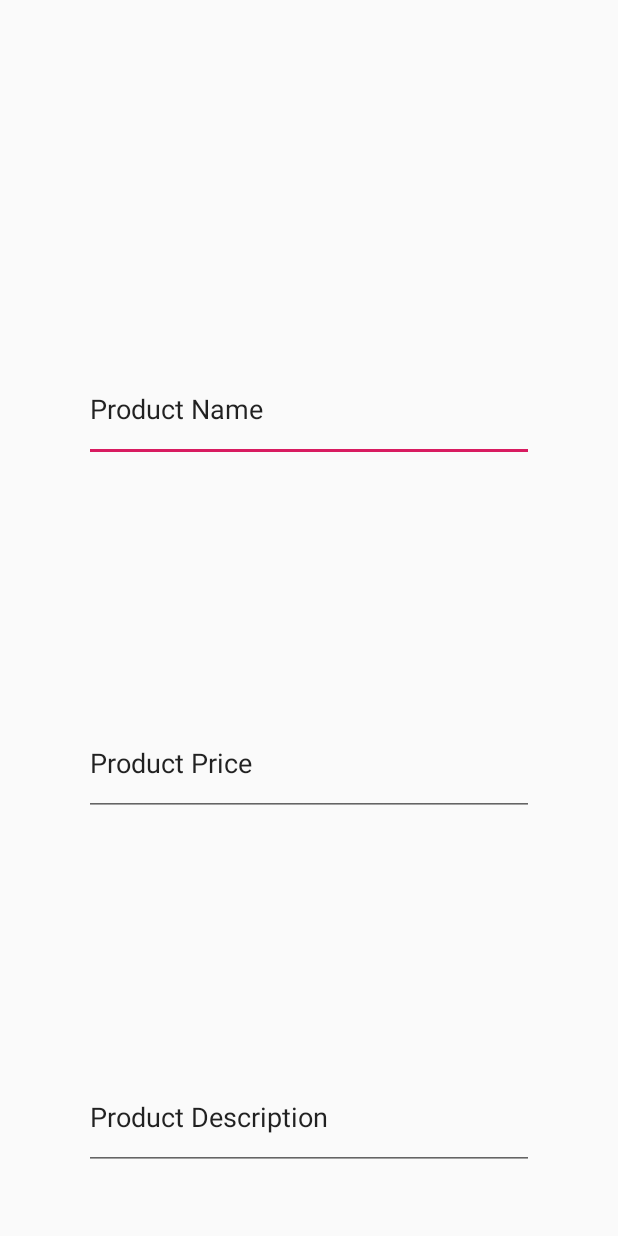
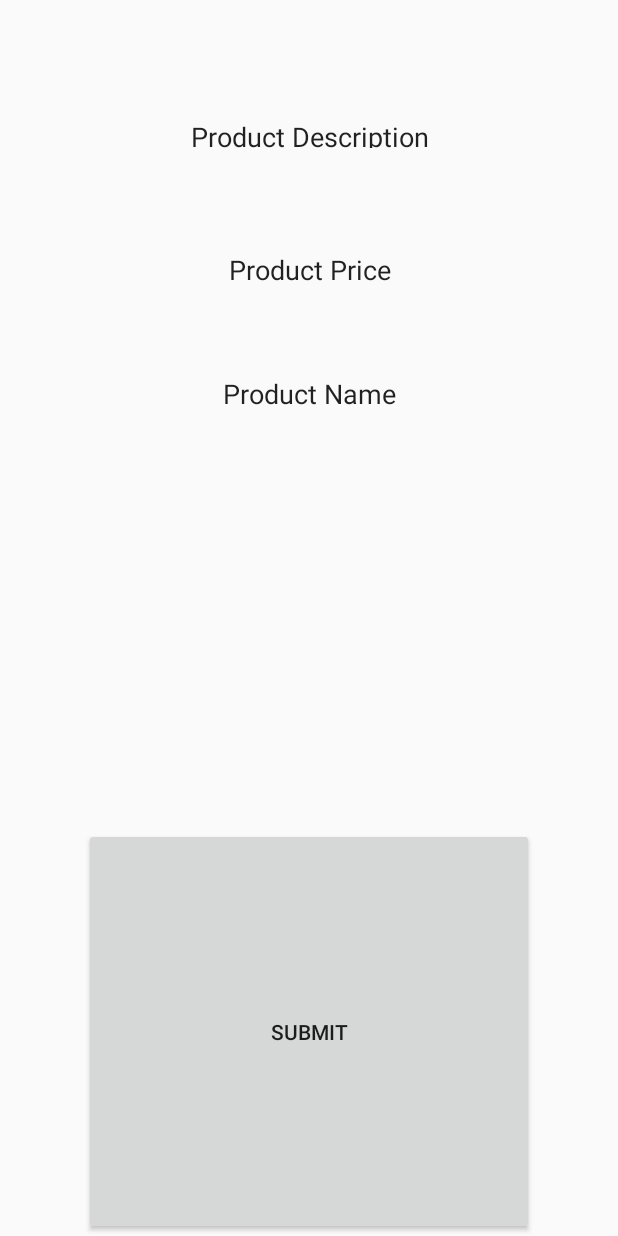
Before and after one commit to abhisarmittal/MCST-Hackathon-2019-Marketplace-Client, an Android app: the layout selling_tab.xml on its own in the app's theme, with its tools: preview values and no code run, on a phone screen of 412 x 824 dp. Run offline under Robolectric (Android 15) with nearby library versions, the phone set to English and light mode, and no system bars.

Commit message:
ADded dividers

```diff
--- a/app/src/main/res/layout/selling_tab.xml
+++ b/app/src/main/res/layout/selling_tab.xml
@@ -4,54 +4,99 @@
     android:layout_width="match_parent"
     android:layout_height="match_parent"
     android:orientation="vertical"
-    android:translationY="150dp">
+    android:translationY="0dp">
+
+    <ScrollView
+        android:layout_width="match_parent"
+        android:layout_height="30dp"
+        android:layout_weight="0.1">
+
+        <LinearLayout
+            android:layout_width="match_parent"
+            android:layout_height="match_parent"
+            android:orientation="vertical">
+
+            <View
+                android:id="@+id/divider3"
+                android:layout_width="match_parent"
+                android:layout_height="73dp"
+                android:layout_weight="0.1"
+                android:background="?android:attr/listDivider"
+                tools:visibility="invisible" />
 
             <com.google.android.material.textfield.TextInputLayout
                 android:layout_width="300dp"
                 android:layout_height="25dp"
                 android:layout_gravity="center"
-        android:layout_weight="0.1">
+                android:layout_weight="0.1"
+                android:gravity="center">
 
                 <com.google.android.material.textfield.TextInputEditText
+                    android:id="@+id/product_description"
                     android:layout_width="match_parent"
                     android:layout_height="70dp"
                     android:layout_gravity="center"
                     android:layout_weight="1"
+                    android:gravity="center"
+                    android:inputType="textMultiLine"
+                    android:text="Product Description" />
+            </com.google.android.material.textfield.TextInputLayout>
+
+            <View
+                android:id="@+id/divider2"
+                android:layout_width="match_parent"
+                android:layout_height="63dp"
+                android:layout_weight="0.1"
+                android:background="?android:attr/listDivider"
+                android:visibility="invisible" />
+
+            <com.google.android.material.textfield.TextInputLayout
+                android:layout_width="300dp"
+                android:layout_height="25dp"
+                android:layout_gravity="center"
+                android:layout_weight="0.1"
+                android:gravity="center">
+
+                <com.google.android.material.textfield.TextInputEditText
+                    android:id="@+id/product_price"
+                    android:layout_width="match_parent"
+                    android:layout_height="70dp"
+                    android:layout_gravity="center"
+                    android:layout_weight="1"
+                    android:gravity="center"
+                    android:inputType="numberDecimal"
+                    android:text="Product Price" />
+            </com.google.android.material.textfield.TextInputLayout>
+
+            <View
+                android:id="@+id/divider"
+                android:layout_width="match_parent"
+                android:layout_height="57dp"
+                android:layout_weight="1"
+                android:background="?android:attr/listDivider"
+                android:visibility="invisible" />
+
+            <com.google.android.material.textfield.TextInputLayout
+                android:layout_width="300dp"
+                android:layout_height="25dp"
+                android:layout_gravity="center"
+                android:layout_weight="0.1"
+                android:gravity="center">
+
+                <com.google.android.material.textfield.TextInputEditText
+                    android:id="@+id/product_name"
+                    android:layout_width="match_parent"
+                    android:layout_height="70dp"
+                    android:layout_gravity="center"
+                    android:layout_weight="1"
+                    android:gravity="center"
                     android:inputType="text"
                     android:text="Product Name">
 
                 </com.google.android.material.textfield.TextInputEditText>
             </com.google.android.material.textfield.TextInputLayout>
-
-    <com.google.android.material.textfield.TextInputLayout
-        android:layout_width="300dp"
-        android:layout_height="25dp"
-        android:layout_gravity="center"
-        android:layout_weight="0.1">
-
-        <com.google.android.material.textfield.TextInputEditText
-            android:layout_width="match_parent"
-            android:layout_height="70dp"
-            android:layout_gravity="center"
-            android:layout_weight="1"
-            android:inputType="numberDecimal"
-            android:text="Product Price" />
-    </com.google.android.material.textfield.TextInputLayout>
-
-    <com.google.android.material.textfield.TextInputLayout
-        android:layout_width="300dp"
-        android:layout_height="25dp"
-        android:layout_gravity="center"
-        android:layout_weight="0.1">
-
-        <com.google.android.material.textfield.TextInputEditText
-            android:layout_width="match_parent"
-            android:layout_height="70dp"
-            android:layout_gravity="center"
-            android:layout_weight="1"
-            android:inputType="textMultiLine"
-            android:text="Product Description" />
-    </com.google.android.material.textfield.TextInputLayout>
+        </LinearLayout>
+    </ScrollView>
 
     <Button
         android:id="@+id/submitButton"
--- a/app/src/main/res/values/styles.xml
+++ b/app/src/main/res/values/styles.xml
@@ -1,7 +1,7 @@
 <resources>
 
     <!-- Base application theme. -->
-    <style name="AppTheme" parent="Theme.AppCompat.Light.DarkActionBar">
+    <style name="AppTheme" parent="Theme.AppCompat.Light.NoActionBar">
         <!-- Customize your theme here. -->
         <item name="colorPrimary">@color/colorPrimary</item>
         <item name="colorPrimaryDark">@color/colorPrimaryDark</item>
```
Lines whose indentation alone changed are shown as unchanged.
